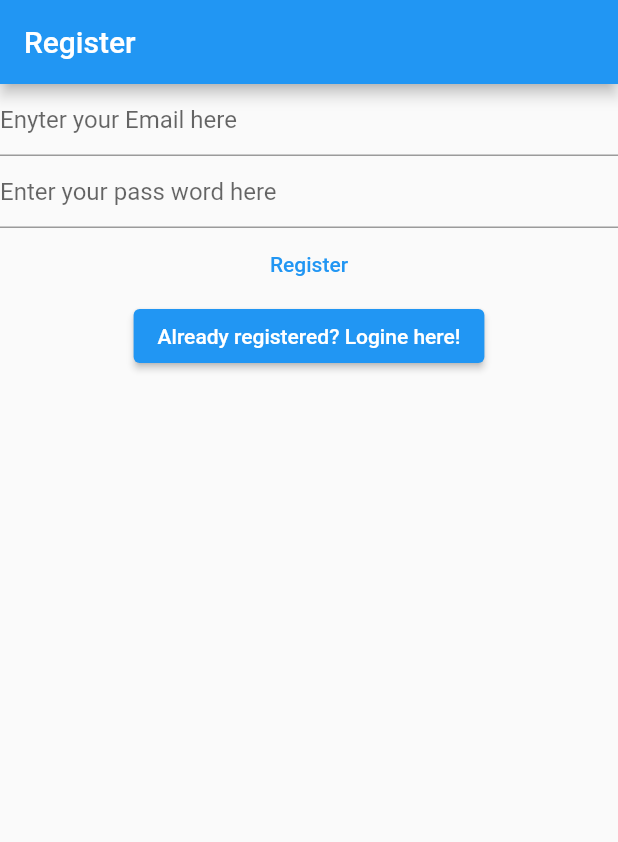
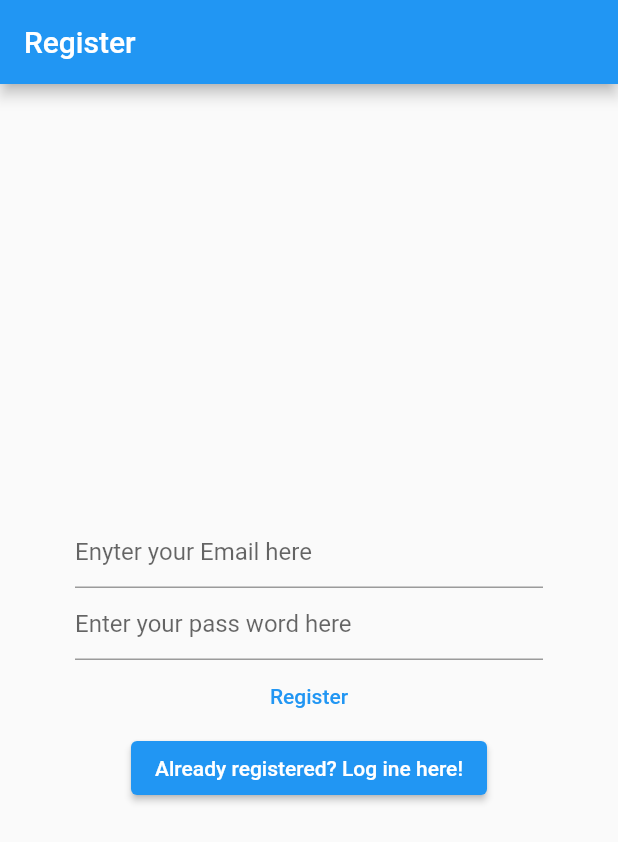
Before and after one commit to emperoredu/flutter-_app_login_logout, a Flutter app: the screen it shows after launch, after a tap on "Not registered yet? Register here", on a phone screen of 412 x 824 dp. Shown: the top 842 px of the screen. Run offline on Flutter 3.47's test engine with Material 2 defaults, Android fonts, the phone set to English and light mode, and no system bars; our stand-ins replace firebase_auth, firebase_core; accounts and stored records are empty; network calls fail.

```diff
--- a/lib/views/Login_views.dart
+++ b/lib/views/Login_views.dart
@@ -1,6 +1,7 @@
 import 'package:firebase_auth/firebase_auth.dart';
 import 'package:flutter/material.dart';
 import 'package:main/views/register_view.dart';
+import 'dart:developer' as devtools show log;
 
 class LoginView extends StatefulWidget {
   const LoginView({
@@ -31,15 +32,17 @@ class _LoginViewState extends State<LoginView> {
   @override
   Widget build(BuildContext context) {
     return Scaffold(
-      appBar: AppBar(
-        title: const Text('Login view'),
-      ),
-      body: Column(
+      // appBar: AppBar(
+      //   title: const Text('Login view'),
+      // ),
+      body: Padding(
+        padding: const EdgeInsets.all(50.0),
+        child: Column(
+          mainAxisAlignment: MainAxisAlignment.center,
           children: [
             TextField(
               controller: _email,
-            decoration:
-                const InputDecoration(hintText: 'Enyter your Email here'),
+              decoration: const InputDecoration(hintText: 'Email'),
               keyboardType: TextInputType.emailAddress,
             ),
             TextField(
@@ -47,8 +50,7 @@ class _LoginViewState extends State<LoginView> {
               obscureText: true,
               enableSuggestions: false,
               autocorrect: false,
-            decoration:
-                const InputDecoration(hintText: 'Enter your pass word here'),
+              decoration: const InputDecoration(hintText: 'Password'),
             ),
             TextButton(
               onPressed: () async {
@@ -56,17 +58,21 @@ class _LoginViewState extends State<LoginView> {
                 final password = _password.text;
                 // ignore: unused_local_variable
                 try {
-                final userCredential = await FirebaseAuth.instance
-                    .signInWithEmailAndPassword(
-                        email: email, password: password);
-                Navigator.of(context)
-                    .pushNamedAndRemoveUntil('/NotesView/', (_) => false);
-                print(userCredential);
+                  await FirebaseAuth.instance.signInWithEmailAndPassword(
+                    email: email,
+                    password: password,
+                  );
+                  Navigator.of(context).pushNamedAndRemoveUntil(
+                    '/NotesView/',
+                    (_) => false,
+                  );
                 } on FirebaseAuthException catch (e) {
                   if (e.code == 'user-not-found') {
-                  print('user not found');
+                    devtools.log('user not found');
                   } else if (e.code == 'invalid-email') {
-                  print('invalid email');
+                    devtools.log('invalid email');
+                  } else if (e.code == 'wrong-password') {
+                    devtools.log('Wrong password');
                   }
                 }
               },
@@ -85,6 +91,7 @@ class _LoginViewState extends State<LoginView> {
                 child: const Text('Not registered yet? Register here'))
           ],
         ),
+      ),
     );
   }
 }
--- a/lib/views/register_view.dart
+++ b/lib/views/register_view.dart
@@ -1,6 +1,7 @@
 import 'package:firebase_auth/firebase_auth.dart';
 import 'package:flutter/material.dart';
 import 'package:main/views/Login_views.dart';
+import 'dart:developer' as devtools show log;
 
 class RegisterView extends StatefulWidget {
   const RegisterView({
@@ -34,7 +35,10 @@ class _RegisterViewState extends State<RegisterView> {
       appBar: AppBar(
         title: const Text('Register'),
       ),
-      body: Column(
+      body: Padding(
+        padding: const EdgeInsets.all(50.0),
+        child: Column(
+          mainAxisAlignment: MainAxisAlignment.center,
           children: [
             TextField(
               controller: _email,
@@ -59,17 +63,16 @@ class _RegisterViewState extends State<RegisterView> {
                   final userCredential = await FirebaseAuth.instance
                       .createUserWithEmailAndPassword(
                           email: email, password: password);
-                print(userCredential);
+                  devtools.log(userCredential.toString());
                 } on FirebaseException catch (e) {
                   if (e.code == 'network-request-failed') {
-                  print('network request failed');
+                    devtools.log('network request failed');
                   } else if (e.code == 'weak-password') {
-                  print('weak password ');
+                    devtools.log('weak password ');
                   } else if (e.code == 'email-alreday-in-use') {
-                  print('Email already in use');
-                  print(UserCredential);
+                    devtools.log('Email already in use');
                   } else if (e.code == 'invalid-email') {
-                  print('invalid email');
+                    devtools.log('invalid email');
                   }
                 }
               },
@@ -81,9 +84,10 @@ class _RegisterViewState extends State<RegisterView> {
                     Navigator.of(context)
                         .pushNamedAndRemoveUntil('/login/', (route) => false);
                   },
-                child: const Text('Already registered? Logine here!')),
+                  child: const Text('Already registered? Log ine here!')),
             )
           ],
+        ),
       ),
     );
   }
```
Also changed, not shown: lib/main.dart (+57 -5 lines). Lines whose indentation alone changed are shown as unchanged.
